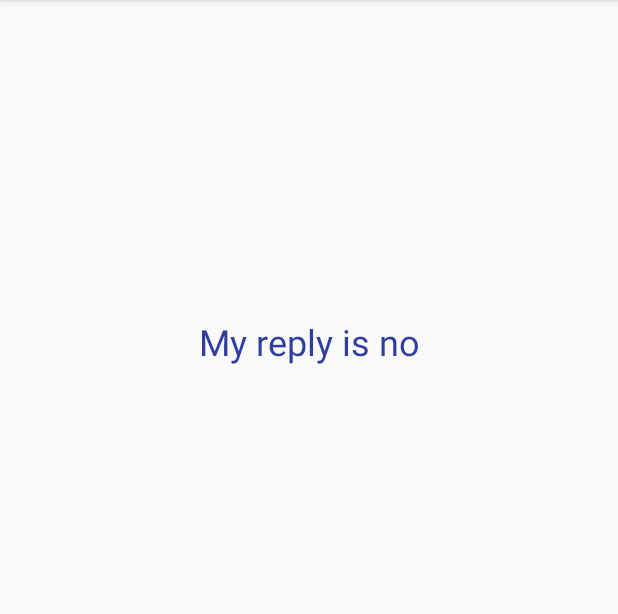
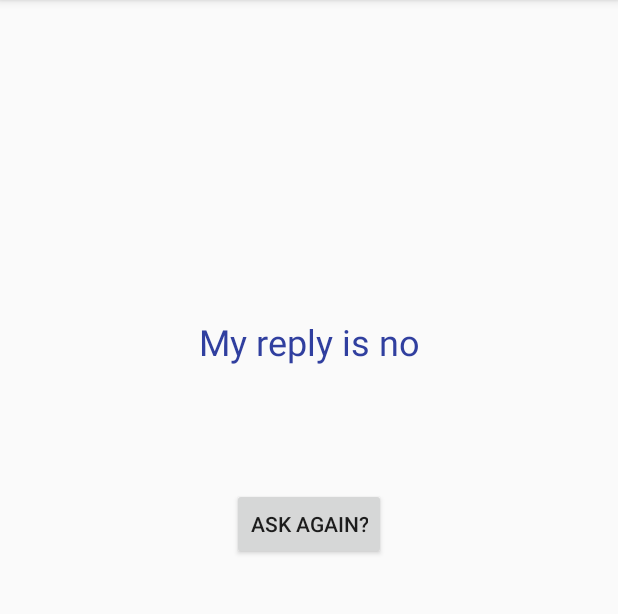
Before and after one commit to aymehai/Magic8Ball, an Android app: the screen it shows after launch (Magic8BallResultsActivity), after a tap on "ASK", on a phone screen of 412 x 824 dp, the part 84-698 px from its top. Run offline under Robolectric (Android 15) with nearby library versions, the phone set to English and light mode, and no system bars.

Commit message:
Added ask again functionality

```diff
--- a/app/src/main/java/com/aymen/magic8ball/Magic8BallResultsActivity.kt
+++ b/app/src/main/java/com/aymen/magic8ball/Magic8BallResultsActivity.kt
@@ -1,7 +1,9 @@
 package com.aymen.magic8ball
 
+import android.content.Intent
 import android.support.v7.app.AppCompatActivity
 import android.os.Bundle
+import kotlinx.android.synthetic.main.activity_main.*
 import kotlinx.android.synthetic.main.magic_eightball_result.*
 import java.text.DecimalFormat
 
@@ -12,6 +14,7 @@ class Magic8BallResultsActivity : AppCompatActivity() {
         setContentView(R.layout.magic_eightball_result)
 
         show8BallResults()
+        setOnClickListenerForButton()
     }
 
 
@@ -19,4 +22,11 @@ class Magic8BallResultsActivity : AppCompatActivity() {
         var formatted = getIntent().getExtras().getString("ballResults")
         txt8BallResults.setText(formatted.toString())
     }
+
+    private fun setOnClickListenerForButton(){
+        btnAskAgain.setOnClickListener{
+            val intent = Intent(this,MainActivity::class.java)
+            startActivity(intent)
+        }
+    }
 }
--- a/app/src/main/res/layout/magic_eightball_result.xml
+++ b/app/src/main/res/layout/magic_eightball_result.xml
@@ -16,4 +16,14 @@
         app:layout_constraintEnd_toEndOf="parent"
         app:layout_constraintStart_toStartOf="parent"
         app:layout_constraintTop_toTopOf="parent" />
+
+    <Button
+        android:id="@+id/btnAskAgain"
+        android:layout_width="wrap_content"
+        android:layout_height="wrap_content"
+        android:layout_marginTop="81dp"
+        android:text="Ask Again?"
+        app:layout_constraintEnd_toEndOf="parent"
+        app:layout_constraintStart_toStartOf="parent"
+        app:layout_constraintTop_toBottomOf="@+id/txt8BallResults" />
 </android.support.constraint.ConstraintLayout>
```
